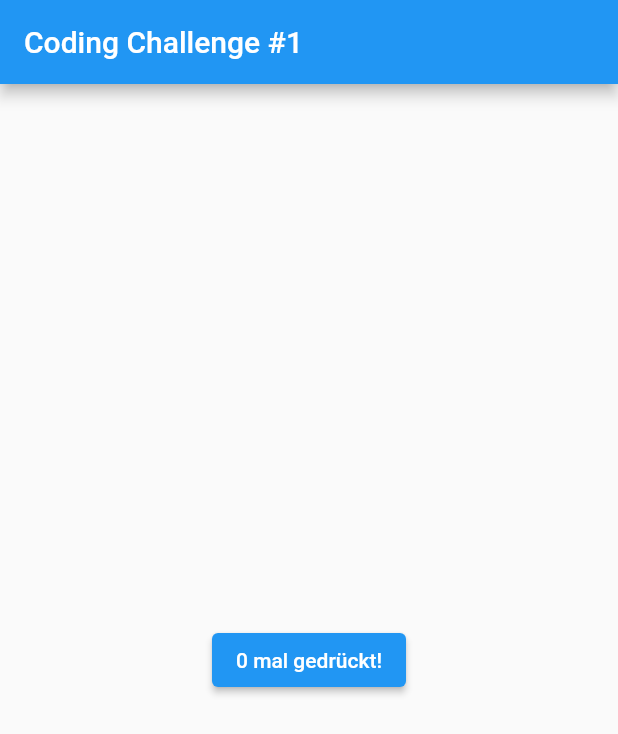
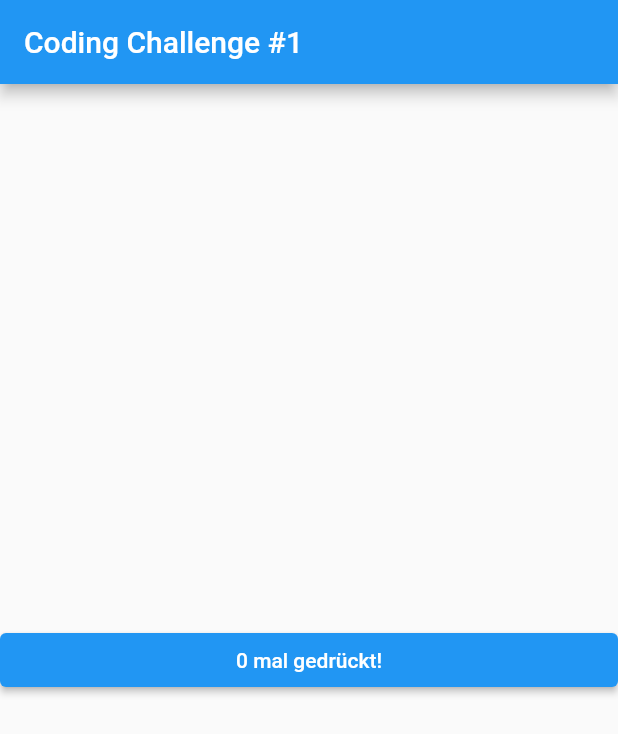
Before and after one commit to 149kairyu/coding_challenge_1, a Flutter app: the screen it shows after launch, on a phone screen of 412 x 824 dp. Shown: the top 734 px of the screen. Run offline on Flutter 3.47's test engine with Material 2 defaults, Android fonts, the light colour scheme and no system bars.

Commit message:
formatted Button

```diff
--- a/lib/main.dart
+++ b/lib/main.dart
@@ -30,9 +30,15 @@ class _MainPageState extends State<MainPage> {
         title: Text("Coding Challenge #1"),
       ),
       body: Center(
-        child: ElevatedButton(
-          onPressed: _incrementCounter,
-          child: Text("$_counter mal gedrückt!"),
+        child: Column(
+          crossAxisAlignment: CrossAxisAlignment.stretch,
+          mainAxisAlignment: MainAxisAlignment.center,
+          children: [
+            ElevatedButton(
+              onPressed: _incrementCounter,
+              child: Text("$_counter mal gedrückt!"),
+            ),
+          ],
         ),
       ),
     );
```
